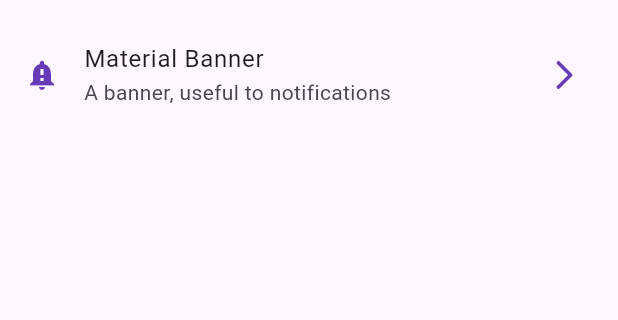
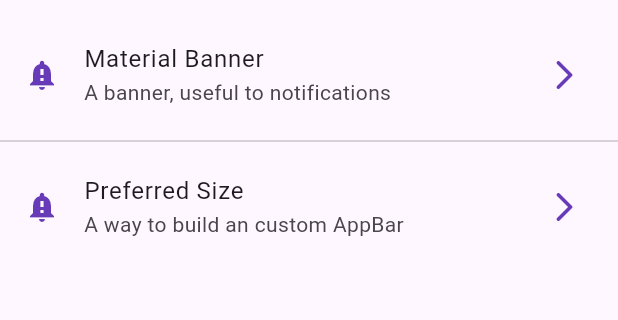
Before and after one commit to JeanGC970520/widgets, a Flutter app: the screen it shows after launch, on a phone screen of 412 x 824 dp, the part 63-383 px from its top. Run offline on Flutter 3.47's test engine with Material 2 defaults, Android fonts, the phone set to English and light mode, and no system bars; our stand-ins replace go_router.

Commit message:
Adding item to show the screen PreferredSizeWidget

```diff
--- a/lib/config/menu/menu_items.dart
+++ b/lib/config/menu/menu_items.dart
@@ -26,4 +26,12 @@ const appMenuItems = <MenuItem> [
     icon: Icons.notification_important,
   ),
 
+  MenuItem(
+    title: 'Preferred Size',
+    subTitle: 'A way to build an custom AppBar',
+    link: '/preferred-size',
+    icon: Icons.notification_important,
+  ),
+
+
 ];
```
